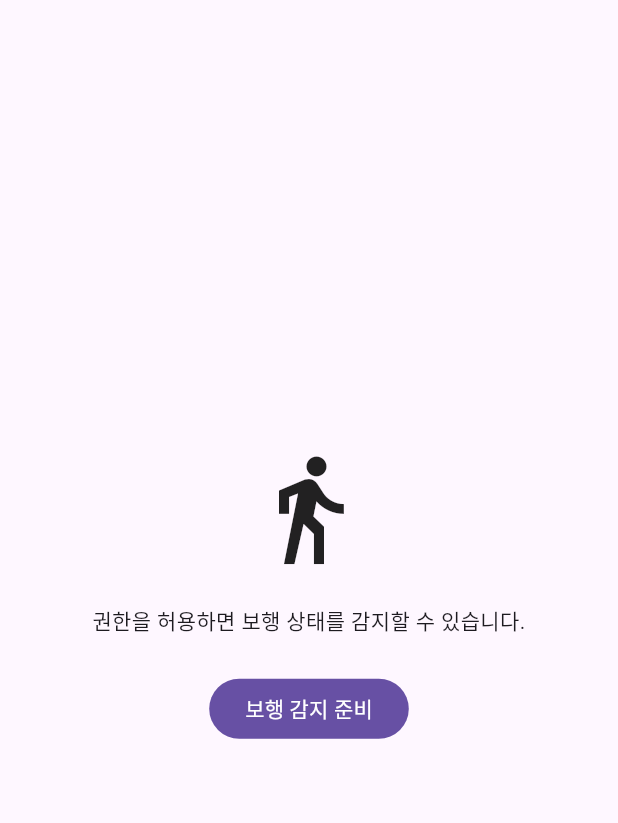
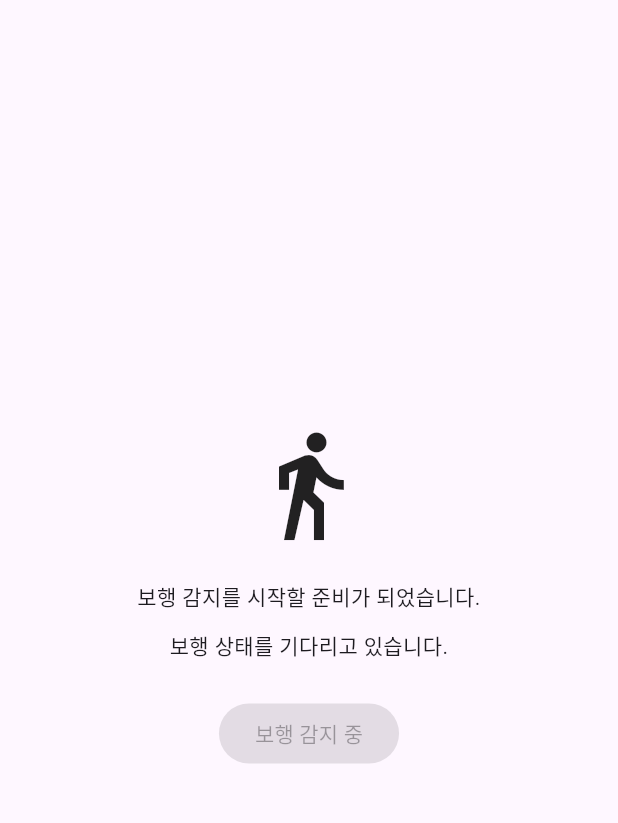
Before and after one commit to hjlee-intense/walksense, a Flutter app: the screen it shows after launch, on a phone screen of 412 x 824 dp, the part 63-886 px from its top. Run offline on Flutter 3.47's test engine with Material 3 defaults, Android fonts, the light colour scheme and no system bars; our stand-ins replace pedometer, permission_handler.

Commit message:
화면 진입 시 기존 권한 확인 및 보행 감지 자동 시작

```diff
--- a/lib/screens/home_screen.dart
+++ b/lib/screens/home_screen.dart
@@ -1,5 +1,8 @@
+import 'dart:async';
+
 import 'package:flutter/material.dart';
 import 'package:walksense/services/permission_service.dart';
+import 'package:walksense/services/walking_detector.dart';
 
 class HomeScreen extends StatefulWidget {
   const HomeScreen({super.key});
@@ -10,10 +13,52 @@ class HomeScreen extends StatefulWidget {
 
 class _HomeScreenState extends State<HomeScreen> {
   final PermissionService _permissionService = PermissionService();
+  final WalkingDetector _walkingDetector = WalkingDetector();
 
+  /// 보행 상태 구독.
+  StreamSubscription<WalkingStatus>? _walkingSubscription;
+
+  /// 신체 활동 권한 상태.
   AppPermissionStatus? _permissionStatus;
+
+  /// 최근 보행 상태.
+  WalkingStatus? _walkingStatus;
+
+  /// 권한 확인·요청 진행 여부.
   bool _isRequestingPermission = false;
 
+  @override
+  void initState() {
+    super.initState();
+    _isRequestingPermission = true;
+    unawaited(_checkInitialPermission());
+  }
+
+  /// 화면 시작 시 기존 권한을 확인하고, 허용돼 있으면 보행 감지를 시작한다.
+  Future<void> _checkInitialPermission() async {
+    try {
+      final status = await _permissionService.checkActivityRecognition();
+      if (!mounted) return;
+
+      setState(() {
+        _permissionStatus = status;
+      });
+
+      if (status == AppPermissionStatus.granted) {
+        _startWalkingDetection();
+      }
+    } catch (error) {
+      debugPrint('초기 신체 활동 권한 확인 실패: $error');
+    } finally {
+      if (mounted) {
+        setState(() {
+          _isRequestingPermission = false;
+        });
+      }
+    }
+  }
+
+  /// 신체 활동 권한을 확인·요청하고, 허용되면 보행 감지를 시작한다.
   Future<void> _requestActivityRecognitionPermission() async {
     setState(() {
       _isRequestingPermission = true;
@@ -32,9 +77,26 @@ class _HomeScreenState extends State<HomeScreen> {
       _isRequestingPermission = false;
     });
 
+    if (status == AppPermissionStatus.granted) {
+      _startWalkingDetection();
+    }
+
     if (status == AppPermissionStatus.permanentlyDenied) {
       _showSettingsSnackBar();
     }
+  }
+
+  /// 보행 상태 스트림 구독 및 감지 시작.
+  void _startWalkingDetection() {
+    _walkingSubscription ??= _walkingDetector.statusStream.listen((status) {
+      if (!mounted) return;
+
+      setState(() {
+        _walkingStatus = status;
+      });
+    });
+
+    _walkingDetector.start();
   }
 
   void _showSettingsSnackBar() {
@@ -61,6 +123,24 @@ class _HomeScreenState extends State<HomeScreen> {
     };
   }
 
+  /// 보행 상태에 따른 안내 문구.
+  String get _walkingMessage {
+    return switch (_walkingStatus) {
+      WalkingStatus.walking => '현재 걷는 중입니다.',
+      WalkingStatus.stopped => '현재 멈춰 있습니다.',
+      WalkingStatus.unknown => '보행 상태를 확인하고 있습니다.',
+      WalkingStatus.unavailable => '보행 센서를 사용할 수 없습니다.',
+      null => '보행 상태를 기다리고 있습니다.',
+    };
+  }
+
+  @override
+  void dispose() {
+    unawaited(_walkingSubscription?.cancel());
+    unawaited(_walkingDetector.dispose());
+    super.dispose();
+  }
+
   @override
   Widget build(BuildContext context) {
     return Scaffold(
@@ -74,13 +154,23 @@ class _HomeScreenState extends State<HomeScreen> {
               const Icon(Icons.directions_walk, size: 80),
               const SizedBox(height: 24),
               Text(_permissionMessage, textAlign: TextAlign.center),
+              if (_permissionStatus == AppPermissionStatus.granted) ...[
+                const SizedBox(height: 12),
+                Text(_walkingMessage, textAlign: TextAlign.center),
+              ],
               const SizedBox(height: 24),
               FilledButton(
-                onPressed: _isRequestingPermission
+                onPressed:
+                    _isRequestingPermission ||
+                        _permissionStatus == AppPermissionStatus.granted
                     ? null
                     : _requestActivityRecognitionPermission,
                 child: Text(
-                  _isRequestingPermission ? '권한 확인 중...' : '보행 감지 준비',
+                  _isRequestingPermission
+                      ? '권한 확인 중...'
+                      : _permissionStatus == AppPermissionStatus.granted
+                      ? '보행 감지 중'
+                      : '보행 감지 준비',
                 ),
               ),
             ],
```
